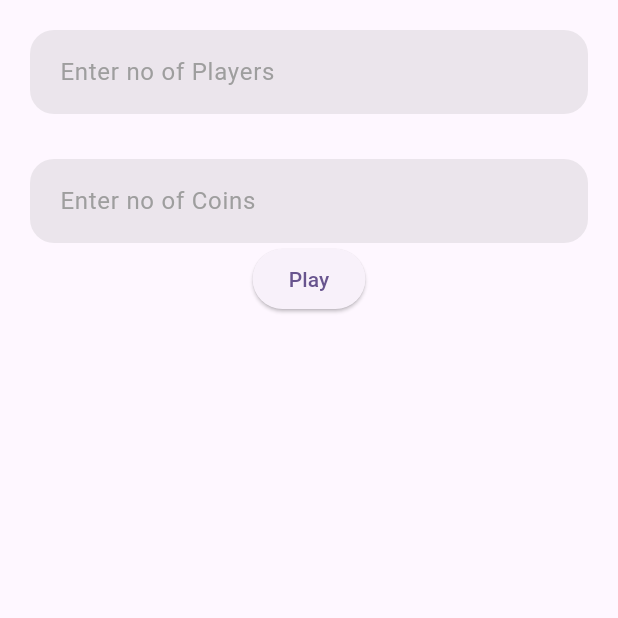
After one commit to aadu61/flutter_learning_demos, a Flutter app: the LogicQuestion screen opened directly, after a tap on "Play", on a phone screen of 412 x 824 dp, the top half of it. The commit adds this screen. Run offline on Flutter 3.47's test engine with Material 3 defaults, Android fonts, the light colour scheme and no system bars; our stand-ins replace carousel_slider, get; missing offline and left inert: o3d.

Commit message:
Coin Games completed

```diff
--- /dev/null
+++ b/lib/controller/login_controller.dart
@@ -0,0 +1,118 @@
+import 'dart:math';
+
+import 'package:get/get.dart';
+
+class LoginController extends GetxController {
+  RxString noOfPlayers = RxString("");
+  RxString noOfCoins = RxString("");
+  Rxn<CoinGame>? coinGame = Rxn<CoinGame>();
+  Rxn<Map<int, List<int>>>? coineDistrubutions = Rxn<Map<int, List<int>>>();
+
+  void playGame() {
+    try {
+      int numPlayers = int.parse(noOfPlayers.value.toString());
+      int numCoins = int.parse(noOfCoins.value.toString());
+
+      List<int> players = List.generate(numPlayers, (index) => index + 1);
+      List<int> coins = List.generate(numCoins, (_) => (Random().nextInt(100) + 1));
+
+      Map<int, List<int>> playerCoins = {};
+
+      for (int i = 0; i < numPlayers; i++) {
+        playerCoins[i + 1] = [];
+      }
+
+      for (int i = 0; i < numCoins; i++) {
+        var indexOfCoins = i % numPlayers + 1;
+        playerCoins[indexOfCoins]?.add(coins[i]);
+      }
+
+      /// region old method
+/*      if (players.length > coins.length) {
+        for (int i = 0; i < players.length; i++) {
+          for (int j = 0; j < coins.length; j++) {
+            playerCoins.addIf(i == j, players[i], coins[j].toString());
+          }
+        }
+      } else if (coins.length > players.length) {
+        for (int i = 0; i < coins.length; i++) {
+          var oldI = 0;
+          if (i >= players.length) {
+            for (int j = 0; j < players.length; j++) {
+              if (i != oldI) {
+                playerCoins.update(players[j], (value) => "$value,${coins[i]}");
+                oldI = i;
+                break;
+              }
+
+              // playerCoins.addEntries({players[j]:coins[i].toString()}.entries);
+            }
+          } else {
+            for (int j = 0; j < players.length; j++) {
+              playerCoins.addIf(j == i, players[j], coins[i]);
+
+              // playerCoins.addEntries({players[j]:coins[i].toString()}.entries);
+            }
+          }
+        }
+
+        // var seprationValue =  ((coins.length/players.length)%2); //even
+      } else {
+        playerCoins = Map.fromIterables(players, coins);
+      }*/
+
+      ///endregion
+
+      coineDistrubutions?.value = playerCoins;
+      print("Invalid coins: ${coins.toString()}");
+      print("Invalid players: ${players.toString()}");
+      print("Invalid playerCoins: $playerCoins");
+      print("Invalid playerCoins: $coineDistrubutions");
+
+      Map<int, String> localPlayerCoins = {};
+      Map<int, int> distrubitudeCoinWithValue = {};
+      Map<int, int> coinsWithLength = {};
+      for (int key in playerCoins.keys) {
+        localPlayerCoins[key] = playerCoins[key]!.join(', ');
+        distrubitudeCoinWithValue[key] = playerCoins[key]!.fold(0, (p, c) => p + c);
+        coinsWithLength[key] = playerCoins[key]!.length;
+      }
+      coinGame?.value = CoinGame(numPlayers, numCoins, localPlayerCoins, distrubitudeCoinWithValue,coinsWithLength);
+
+      print("Invalid coinGame: ${coinGame?.value.toString()}");
+    } catch (e) {
+      // Handle invalid input
+      print("Invalid input: $e");
+    }
+  }
+
+  getMaximNuberOfCoinValuePlayer(){
+    var thevalue = 0;
+    var thekey;
+    coinGame?.value?.coinsWithLength.forEach((key, value) {
+      if(value>thevalue) {
+        thevalue = value;
+        thekey = key;
+      }
+    });
+
+    return thekey;
+
+  }
+}
+
+class CoinGame {
+  final int numPlayers;
+  final int numCoins;
+  // final Map<int,Map<int,int>> listOfCollections;
+  final Map<int, String> playerCoins;
+  final Map<int, int> distrubitudeCoinWithValue;
+  Map<int, int> coinsWithLength = {};
+
+  CoinGame(this.numPlayers, this.numCoins, this.playerCoins, this.distrubitudeCoinWithValue,this.coinsWithLength);
+
+  @override
+  String toString() {
+    return 'CoinGame{numPlayers: $numPlayers, numCoins: $numCoins, playerCoins: $playerCoins, distrubitudeCoinWithValue: $distrubitudeCoinWithValue, coinsWithLength: $coinsWithLength}';
+  }
+}
--- a/lib/main.dart
+++ b/lib/main.dart
@@ -2,6 +2,7 @@ import 'package:demo_pizza/screens/3d_modle_render.dart';
 import 'package:demo_pizza/screens/complex_ui/3d_drawer_screen.dart';
 import 'package:demo_pizza/screens/complex_ui/3d_rotation.dart';
 import 'package:demo_pizza/screens/complex_ui/animated_drawer.dart';
+import 'package:demo_pizza/screens/logi_question.dart';
 import 'package:demo_pizza/screens/pizza_screen.dart';
 import 'package:flutter/material.dart';
 import 'package:get/get.dart';
@@ -91,6 +92,14 @@ class MyHomePage extends StatelessWidget {
               Get.to(()=>const ModleRender());
             },
 
+          ),
+          ListTile(
+            contentPadding: const EdgeInsets.symmetric(vertical: 10,horizontal: 10),
+            title: const Text("Logical Question"),
+            onTap: (){
+              Get.to(()=>const LogicQuestion());
+            },
+
           )
         ],
       ),
--- /dev/null
+++ b/lib/screens/logi_question.dart
@@ -0,0 +1,67 @@
+import 'package:demo_pizza/controller/login_controller.dart';
+import 'package:demo_pizza/utils/custom_function.dart';
+import 'package:flutter/material.dart';
+import 'package:get/get.dart';
+
+class LogicQuestion extends StatelessWidget {
+  const LogicQuestion({super.key});
+
+  @override
+  Widget build(BuildContext context) {
+    var statusBar = MediaQuery.of(context).padding.top;
+    return GetX<LoginController>(
+      init: LoginController(),
+      builder: (controller) {
+        return Scaffold(
+          body: Padding(
+            padding: const EdgeInsets.symmetric(vertical: 20, horizontal: 20),
+            child: Column(
+              children: [
+                SizedBox(
+                  height: statusBar,
+                ),
+                CustomFunction.customEditText(
+                    hintText: "Enter no of Players",
+                    onChanged: (value) {
+                      controller.noOfPlayers.value = value;
+                    }),
+                const SizedBox(
+                  height: 30,
+                ),
+                CustomFunction.customEditText(
+                    hintText: "Enter no of Coins",
+                    onChanged: (value) {
+                      controller.noOfCoins.value = value;
+                    }),
+                ElevatedButton(
+                  onPressed: controller.playGame,
+                  child: Text('Play'),
+                ),
+                if (controller.coinGame?.value != null)
+                  Expanded(
+                    child: SingleChildScrollView(
+                      child: Column(
+                        crossAxisAlignment: CrossAxisAlignment.start,
+                        children: [
+                          Text('Coins distribution: ${controller.coinGame?.value?.playerCoins}'),
+                          Text('Player with maximum coins: Player ${controller.getMaximNuberOfCoinValuePlayer()}'),
+                          Text(
+                              'Player with maximum coin value: Player ${controller.coinGame?.value?.distrubitudeCoinWithValue.keys.reduce((a, b) => controller.coinGame!.value!.distrubitudeCoinWithValue[a]! > controller.coinGame!.value!.distrubitudeCoinWithValue[b]! ? a : b)}'),
+                          const Text('All players with coins and total value:'),
+                            for (var entry in controller.coinGame!.value!.coinsWithLength.entries)
+                              Text('Player ${entry.key}: coins ${entry.value}  , total value ${controller.coinGame?.value?.distrubitudeCoinWithValue[entry.key]}')
+
+                        ],
+                      ),
+                    ),
+                  )
+                else
+                  Container()
+              ],
+            ),
+          ),
+        );
+      },
+    );
+  }
+}
--- /dev/null
+++ b/lib/utils/custom_function.dart
@@ -0,0 +1,66 @@
+import 'package:flutter/material.dart';
+
+class CustomFunction{
+
+  /// Custom EditTextView We are using for this particular product
+  /// Here we need required parameters like editController,hintText.prefixIcon,formKey,headerText,isFieldEmpty,onFocusChange
+  /// optional parameters validation,isPasswordType,suffixIcon
+  ///
+  /// on focus changed return true value when TextFormField is focused and unfocused
+  static customEditText(
+      {TextEditingController? editController,
+        String? labelText,
+        Key? formKey,
+        bool? isFieldEmpty,
+        String? Function(dynamic value)? validation,
+        TextInputAction? textInputAction,
+        TextInputType? inputType,
+        bool? isPasswordType,
+        String? hintText,
+        bool? isRead,
+        Widget? suffixIcon,
+        String? prefixIcon,
+        Null Function(bool)? onFocusChange,
+        Null Function(dynamic value)? onChanged,
+        String? initialValue}) {
+    return Form(
+      key: formKey,
+      child: Focus(
+        onFocusChange: onFocusChange,
+        child: Container(
+          decoration: BoxDecoration(color: Colors.grey.withOpacity(0.2), borderRadius: BorderRadius.circular(16)),
+          child: TextFormField(
+            initialValue: initialValue,
+            validator: validation,
+            obscureText: isPasswordType ?? false,
+            onChanged: onChanged,
+            readOnly: isRead ?? false,
+            cursorColor: Colors.black,
+            cursorHeight: 15,
+            style: TextStyle(color: Colors.black, fontSize: 16, fontWeight: FontWeight.w400),
+            decoration: InputDecoration(
+                hintText: hintText ?? "",
+                hintStyle: TextStyle(color: Colors.grey, fontSize: 16),
+                suffix: suffixIcon,
+                contentPadding: const EdgeInsets.symmetric(horizontal: 16, vertical: 16),
+                prefixIcon: prefixIcon != null
+                    ? Padding(
+                  padding: EdgeInsets.only(left: 15, right: 5),
+                  child: Image.asset(
+                    prefixIcon,
+                    width: 24,
+                    height: 24,
+                    color: Colors.grey,
+                  ),
+                )
+                    : null,
+                prefixIconConstraints: BoxConstraints(maxWidth: 50),
+                filled: true,
+                fillColor: Colors.transparent,
+                border: InputBorder.none),
+          ),
+        ),
+      ),
+    );
+  }
+}
```
